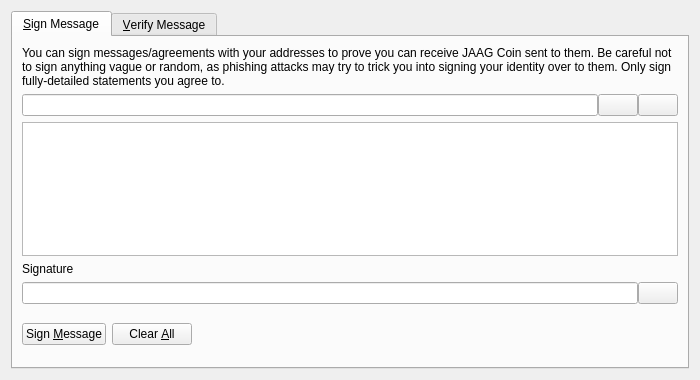
First picture: the form in src/qt/forms/signverifymessagedialog.ui, repository fcemmon/JAAG, before the edit.
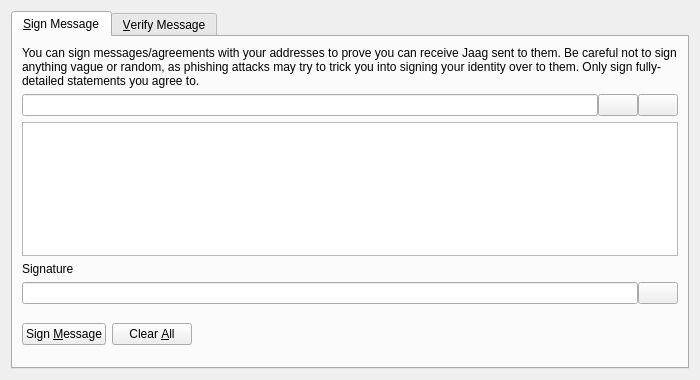
Second picture: the form after the edit. Custom widgets are drawn as their Qt base class.

The edit to the form file:
```diff
--- a/src/qt/forms/signverifymessagedialog.ui
+++ b/src/qt/forms/signverifymessagedialog.ui
@@ -30,7 +30,7 @@
        <item>
         <widget class="QLabel" name="infoLabel_SM">
          <property name="text">
-          <string>You can sign messages/agreements with your addresses to prove you can receive JAAG Coin sent to them. Be careful not to sign anything vague or random, as phishing attacks may try to trick you into signing your identity over to them. Only sign fully-detailed statements you agree to.</string>
+          <string>You can sign messages/agreements with your addresses to prove you can receive Jaag sent to them. Be careful not to sign anything vague or random, as phishing attacks may try to trick you into signing your identity over to them. Only sign fully-detailed statements you agree to.</string>
          </property>
          <property name="textFormat">
           <enum>Qt::PlainText</enum>
```
Left out of the diff: 8 changed lines with no effect on the pictures.
